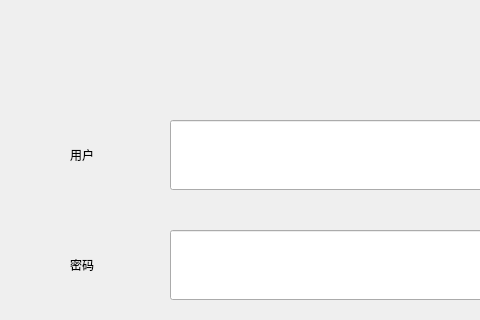
The window that src/XMusic/ui/logindlg.ui (1028417/XMusic) describes before a commit, drawn with Qt 5; both pictures show x 0 to 480 and y 0 to 320 of the 600 by 450 pixel window.
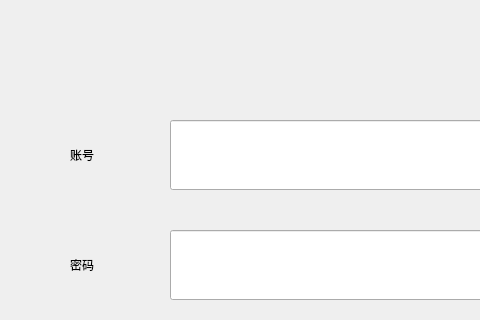
The same window after the commit. Icons and pictures are not drawn. Custom widgets are drawn as their Qt base class.

Patch:
```diff
--- a/src/XMusic/ui/logindlg.ui
+++ b/src/XMusic/ui/logindlg.ui
@@ -117,7 +117,7 @@
     </rect>
    </property>
    <property name="text">
-    <string>用户</string>
+    <string>账号</string>
    </property>
   </widget>
   <widget class="CLabel" name="labelPwd">
```
Left out of the diff: 2 changed lines with no effect on the pictures.
